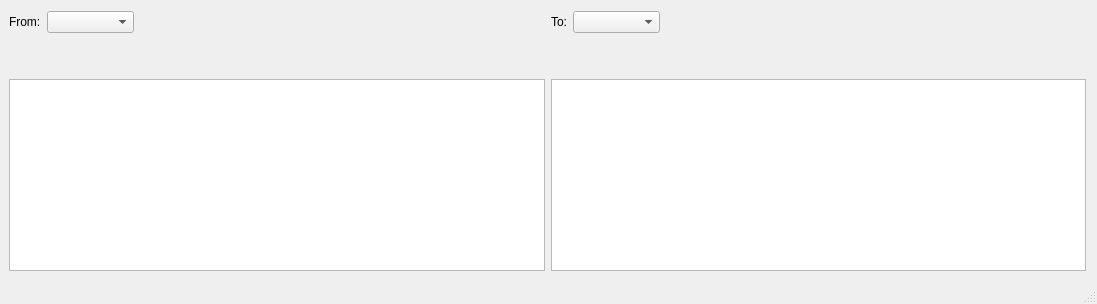
Qt form app/mainwindow.ui (Aetf/TorrentMigrator) before a commit.
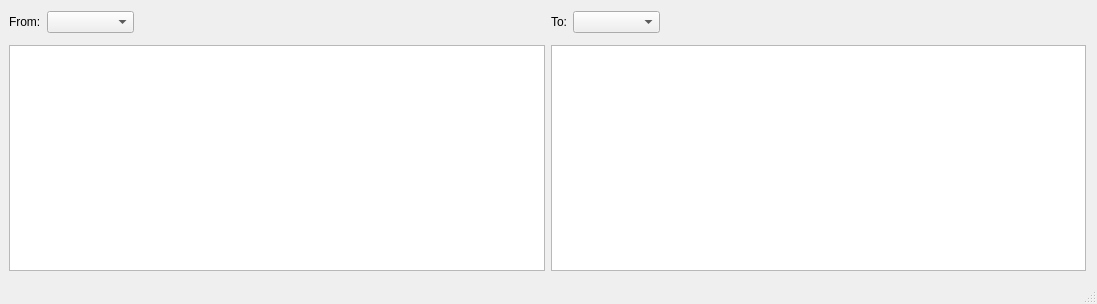
The same form after that commit.

Diff of the .ui file:
```diff
--- a/app/mainwindow.ui
+++ b/app/mainwindow.ui
@@ -19,7 +19,7 @@
      <number>9</number>
     </property>
     <item>
-     <layout class="QGridLayout" name="gridLayout">
+     <layout class="QGridLayout" name="gridLayout" rowstretch="0,0,1">
       <item row="0" column="0">
        <widget class="QLabel" name="label">
         <property name="text">
@@ -72,7 +72,7 @@
      </layout>
     </item>
     <item>
-     <layout class="QGridLayout" name="gridLayout_2">
+     <layout class="QGridLayout" name="gridLayout_2" rowstretch="0,0,1">
       <item row="0" column="0">
        <widget class="QLabel" name="label_2">
         <property name="text">
```
